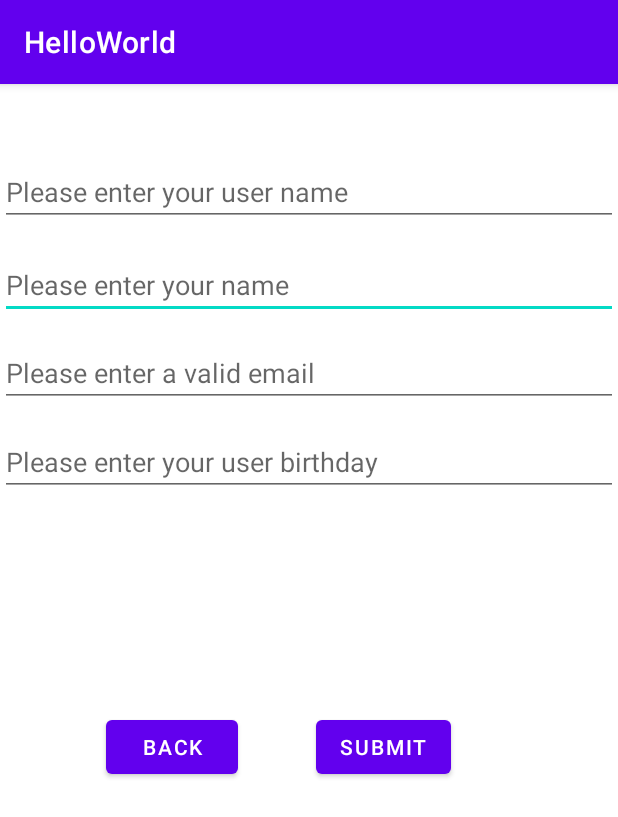
After one commit to nk9487/AD340-HelloWorld, an Android app: the Registration screen opened directly, with no data from a screen before it, on a phone screen of 412 x 824 dp. The commit adds this screen. Shown: the top 817 px of the screen. Run offline under Robolectric (Android 15) with nearby library versions, the phone set to English and light mode, and no system bars.

Commit message:
user interface updated for week 02

```diff
--- a/app/build.gradle
+++ b/app/build.gradle
@@ -32,6 +32,7 @@ dependencies {
     implementation 'androidx.appcompat:appcompat:1.4.1'
     implementation 'com.google.android.material:material:1.5.0'
     implementation 'androidx.constraintlayout:constraintlayout:2.1.3'
+    implementation 'androidx.legacy:legacy-support-v4:1.0.0'
     testImplementation 'junit:junit:4.13.2'
     androidTestImplementation 'androidx.test.ext:junit:1.1.3'
     androidTestImplementation 'androidx.test.espresso:espresso-core:3.4.0'
--- /dev/null
+++ b/app/src/main/java/com/example/helloworld/Registration.java
@@ -0,0 +1,45 @@
+package com.example.helloworld;
+
+import android.content.Intent;
+import android.os.Bundle;
+import android.view.View;
+import android.widget.Button;
+import android.widget.EditText;
+
+import androidx.appcompat.app.AppCompatActivity;
+
+public class Registration extends AppCompatActivity {
+    private EditText nameField;
+    private EditText emailAddress;
+    private EditText userName;
+    private Button back;
+
+    @Override
+    protected void onCreate(Bundle savedInstanceState) {
+        super.onCreate(savedInstanceState);
+        setContentView(R.layout.activity_registration);
+        //back button
+        back = (Button)findViewById(R.id.button_back);
+        back.setOnClickListener(new View.OnClickListener() {
+            public void onClick(View v){
+                Intent intent = new Intent(Registration.this, MainActivity.class);
+                startActivity(intent);
+            }
+        });
+
+        //assign input from the user
+        nameField = findViewById(R.id.name);
+        emailAddress = findViewById(R.id.email);
+        userName = findViewById(R.id.user_name);
+    }
+
+    // validating
+    public void onSubmit(View view){
+    }
+    public void onBack(View view){
+       // view = findViewById(R.id.registration);
+        // sign up Button
+
+    }
+
+}
--- /dev/null
+++ b/app/src/main/res/layout/activity_registration.xml
@@ -0,0 +1,72 @@
+<?xml version="1.0" encoding="utf-8"?>
+<androidx.constraintlayout.widget.ConstraintLayout xmlns:android="http://schemas.android.com/apk/res/android"
+    xmlns:app="http://schemas.android.com/apk/res-auto"
+    xmlns:tools="http://schemas.android.com/tools"
+    android:layout_width="match_parent"
+    android:layout_height="match_parent"
+    tools:context=".MainActivity">
+
+    <EditText
+        android:id="@+id/name"
+        android:layout_width="match_parent"
+        android:layout_height="wrap_content"
+        android:layout_marginTop="111dp"
+        android:hint="@string/please_enter_your_name"
+        app:layout_constraintTop_toTopOf="parent"
+        tools:layout_editor_absoluteX="0dp" />
+
+    <EditText
+        android:id="@+id/user_name"
+        android:layout_width="match_parent"
+        android:layout_height="wrap_content"
+        android:layout_marginTop="49dp"
+        android:hint="@string/please_enter_your_user_name"
+        app:layout_constraintTop_toTopOf="parent"
+        tools:layout_editor_absoluteX="0dp" />
+
+    <EditText
+        android:id="@+id/email"
+        android:layout_width="match_parent"
+        android:layout_height="wrap_content"
+        android:layout_marginTop="170dp"
+        android:hint="@string/please_enter_a_valid_email"
+        app:layout_constraintTop_toTopOf="parent"
+        tools:layout_editor_absoluteX="16dp" />
+
+    <EditText
+        android:id="@+id/birthday"
+        android:layout_width="match_parent"
+        android:layout_height="wrap_content"
+        android:layout_marginTop="229dp"
+        android:hint="@string/please_enter_your_user_birthday"
+        app:layout_constraintTop_toTopOf="parent"
+        tools:layout_editor_absoluteX="0dp" />
+
+    <Button
+        android:id="@+id/submit_form"
+        android:layout_width="wrap_content"
+        android:layout_height="wrap_content"
+        android:layout_marginStart="210dp"
+        android:layout_marginTop="335dp"
+        android:layout_marginEnd="111dp"
+        android:layout_marginBottom="220dp"
+        android:text="@string/submit_button"
+        app:layout_constraintBottom_toBottomOf="parent"
+        app:layout_constraintEnd_toEndOf="parent"
+        app:layout_constraintStart_toStartOf="parent"
+        app:layout_constraintTop_toTopOf="parent" />
+
+    <Button
+        android:id="@+id/button_back"
+        android:layout_width="wrap_content"
+        android:layout_height="wrap_content"
+        android:layout_marginTop="335dp"
+        android:layout_marginEnd="253dp"
+        android:layout_marginBottom="220dp"
+        android:text="@string/back_button"
+        app:layout_constraintBottom_toBottomOf="parent"
+        app:layout_constraintEnd_toEndOf="parent"
+        app:layout_constraintTop_toTopOf="parent" />
+
+
+</androidx.constraintlayout.widget.ConstraintLayout>
--- a/app/src/main/res/values/strings.xml
+++ b/app/src/main/res/values/strings.xml
@@ -1,5 +1,16 @@
 <resources>
     <string name="app_name">HelloWorld</string>
-    <string name="Author_Info">Hello World! Kassaye, Namuna 04-11-2022</string>
+    <string name="Author_Info">Kassaye, Namuna 04_18_2022</string>
     <string name="button_text">ClickMe</string>
+    <string name="name_input">PLEASE ENTER NAME</string>
+    <string name="welcome">WELCOME</string>
+    <string name="please_enter_your_name">Please enter your name</string>
+    <string name="please_enter_your_user_name">Please enter your user name</string>
+    <string name="please_enter_a_valid_email">Please enter a valid email</string>
+    <string name="please_enter_your_user_birthday">Please enter your user birthday</string>
+    <string name="back_button">BACK</string>
+    <string name="submit_button">SUBMIT</string>
+    <string name="sign_up">sign up</string>
+    <string name="guest">guest</string>
+    <string name="sign_in">sign in</string>
 </resources>
```
Also changed, not shown: app/src/main/AndroidManifest.xml (+15 -1 lines), app/src/main/java/com/example/helloworld/HomeScreen.java (added, +14 -0 lines), app/src/main/java/com/example/helloworld/MainActivity.java (+39 -2 lines), app/src/main/res/layout/activity_main.xml (+52 -5 lines).
